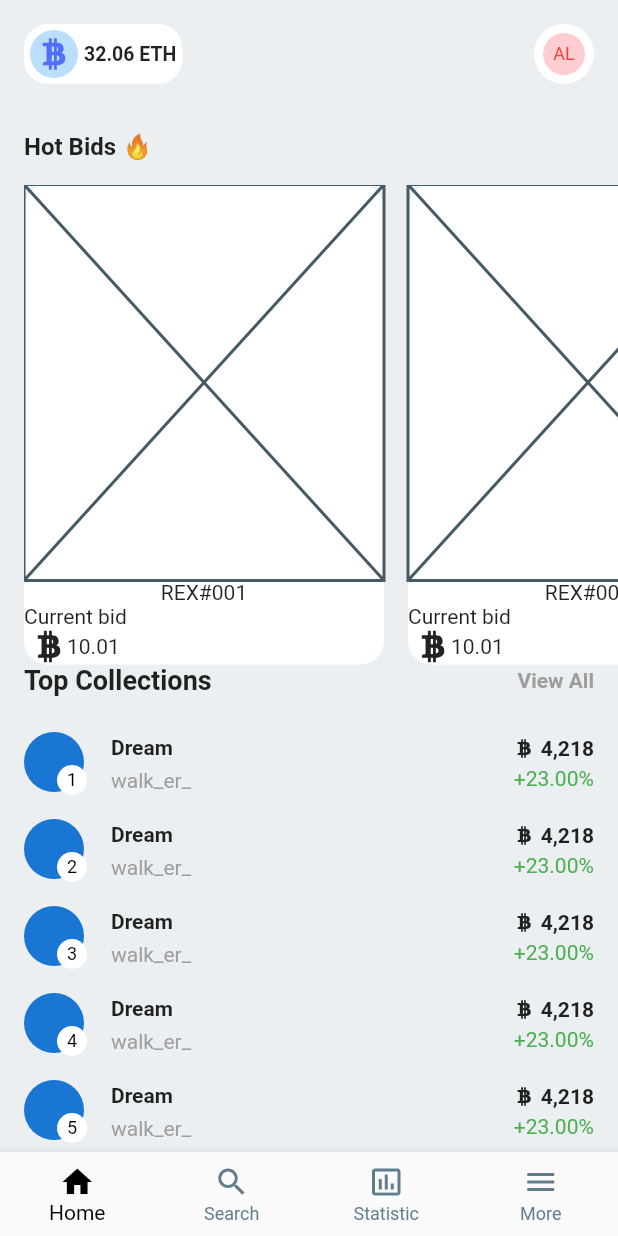
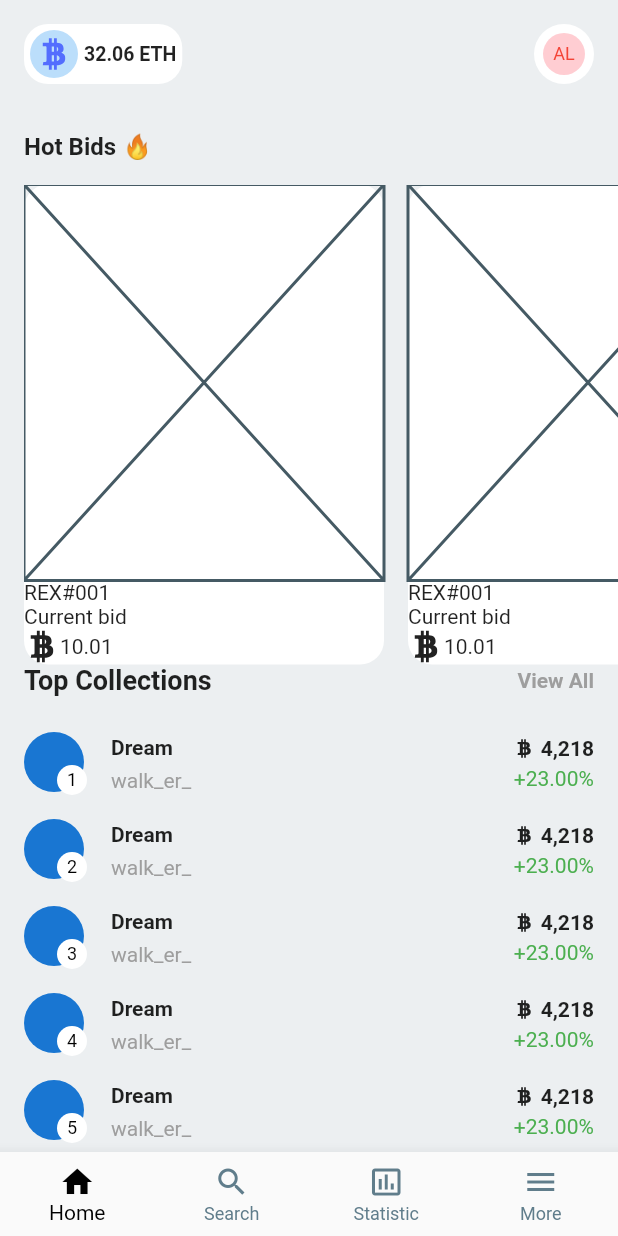
Before and after one commit to JAICHANGPARK/flutter_notebook_17th_story, a Flutter app: the screen it shows after launch, on a phone screen of 412 x 824 dp. Run offline on Flutter 3.47's test engine with Material 2 defaults, Android fonts, the phone set to English and light mode, and no system bars; our stand-ins replace flutter_riverpod, ionicons.

Commit message:
Update nft_main_page.dart

```diff
--- a/lib/ep1001_nft_app/src/ui/nft_main_page.dart
+++ b/lib/ep1001_nft_app/src/ui/nft_main_page.dart
@@ -92,18 +92,20 @@ class NftMainPage extends ConsumerWidget {
                               borderRadius: BorderRadius.circular(16),
                             ),
                             child: Column(
+                              crossAxisAlignment: CrossAxisAlignment.start,
                               children: [
-                                Expanded(child: Placeholder()),
-                                Text("REX#001",),
+                                const Expanded(child: const Placeholder()),
+                                const Text("REX#001",),
                                 Row(
                                   children: [
                                     Column(
+                                      crossAxisAlignment: CrossAxisAlignment.start,
                                       children: [
-                                        Text("Current bid"),
+                                        const Text("Current bid"),
                                         Row(
                                           children: [
-                                            Icon(Ionicons.logo_bitcoin),
-                                            Text("10.01"),
+                                            const Icon(Ionicons.logo_bitcoin),
+                                            const Text("10.01"),
 
                                           ],
                                         )
@@ -196,19 +198,19 @@ class NftMainPage extends ConsumerWidget {
                               ],
                             ),
                           ),
-                          Spacer(),
+                          const Spacer(),
                           Column(
                             children: [
                               Row(
                                 children: [
-                                  Icon(
+                                  const Icon(
                                     Ionicons.logo_bitcoin,
                                     size: 14,
                                   ),
-                                  SizedBox(
+                                  const SizedBox(
                                     width: 4,
                                   ),
-                                  Text(
+                                  const Text(
                                     "4,218",
                                     style: TextStyle(
                                       fontWeight: FontWeight.bold,
@@ -216,12 +218,12 @@ class NftMainPage extends ConsumerWidget {
                                   ),
                                 ],
                               ),
-                              SizedBox(
+                              const SizedBox(
                                 height: 4,
                               ),
-                              Text(
+                              const Text(
                                 "+23.00%",
-                                style: TextStyle(
+                                style: const TextStyle(
                                   color: Colors.green,
                                 ),
                               ),
```
